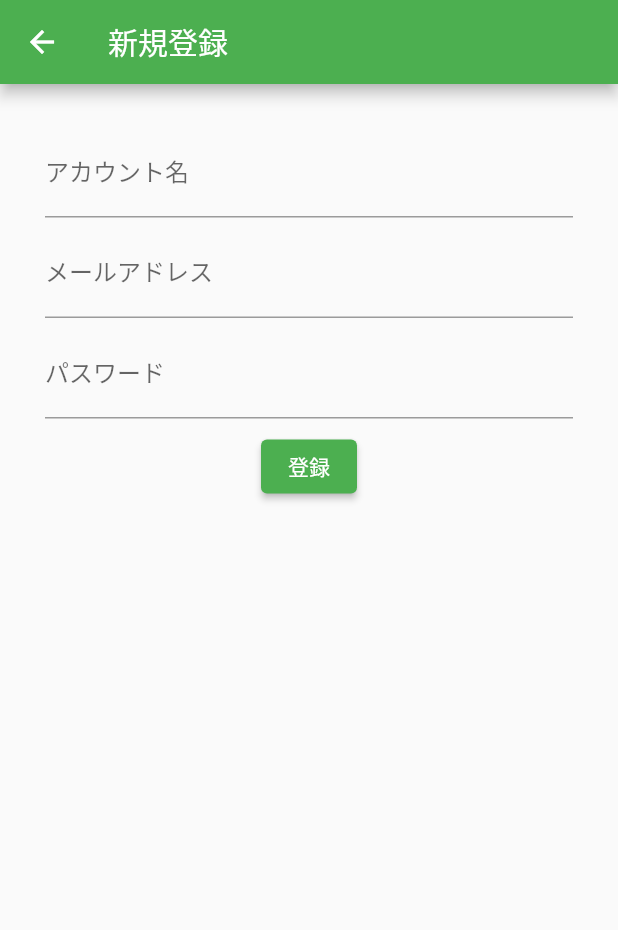
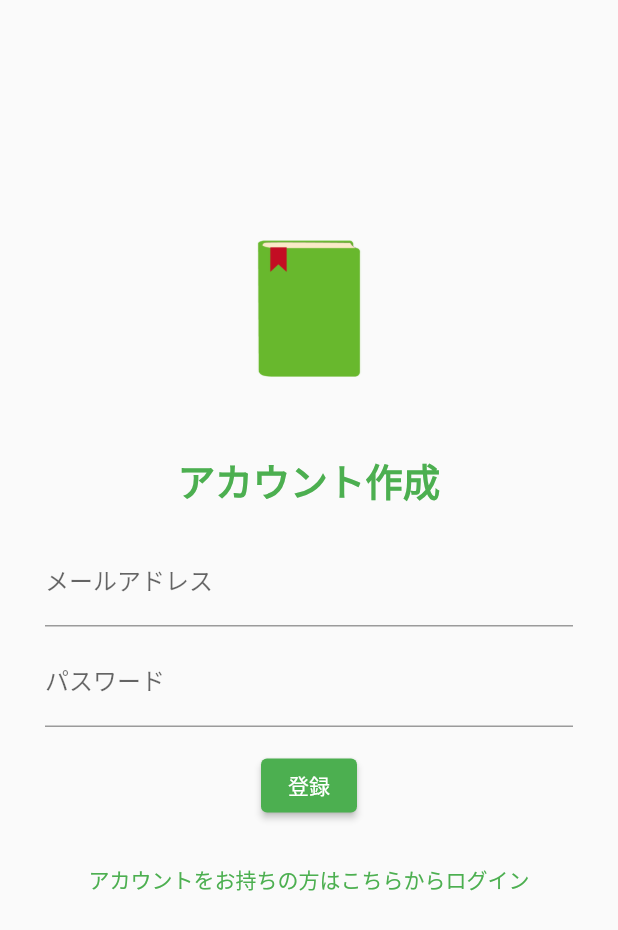
Before and after one commit to kitashio/my-colle-app, a Flutter app: the RegisterPage screen opened directly, on a phone screen of 412 x 824 dp. Shown: the top 930 px of the screen. Run offline on Flutter 3.47's test engine with Material 2 defaults, Android fonts, the phone set to English and light mode, and no system bars.

Commit message:
ユーザー登録・ログイン画面アプデ

```diff
--- a/lib/Top_Page/user_add_page.dart
+++ b/lib/Top_Page/user_add_page.dart
@@ -1,5 +1,6 @@
 import 'package:flutter/cupertino.dart';
 import 'package:flutter/material.dart';
+import 'package:myfirstapp/Top_Page/user_login_page.dart';
 import '../Bottom_Tab_page.dart';
 
 class RegisterPage extends StatelessWidget {
@@ -7,20 +8,22 @@ class RegisterPage extends StatelessWidget {
   @override
   Widget build(BuildContext context) {
     return Scaffold(
-      appBar: AppBar(
-        title: Text('新規登録'),
-      ),
       body: Center(
         child: Container(
-          padding: EdgeInsets.fromLTRB(30, 30, 30, 0),
+          padding: EdgeInsets.fromLTRB(30, 160, 30, 0),
           child: Column(
             children: [
-              TextField(
-                decoration: InputDecoration(labelText: "アカウント名"),
-                onChanged: (String value) {
-                },
+              Image.asset('assets/book.png',
+              width: 70,),
+              const SizedBox(height: 50),
+              Text('アカウント作成',
+              style: TextStyle(
+                color: Colors.green,
+              fontSize: 25,
+                fontWeight: FontWeight.bold,
               ),
-              const SizedBox(height: 8),
+              ),
+              const SizedBox(height: 20),
               TextField(
                 decoration: InputDecoration(labelText: "メールアドレス"),
                 onChanged: (String value) {
@@ -33,7 +36,7 @@ class RegisterPage extends StatelessWidget {
                 onChanged: (String value) {
                 },
               ),
-              const SizedBox(height: 8),
+              const SizedBox(height: 15),
               ElevatedButton(
                 onPressed: () {
                   Navigator.push(
@@ -43,6 +46,16 @@ class RegisterPage extends StatelessWidget {
                 },
                 child: Text("登録"),
               ),
+              const SizedBox(height: 15),
+              TextButton(
+                  onPressed: (){
+                    Navigator.push(
+                      context,
+                      MaterialPageRoute(builder: (context) => LoginPage()),
+                    );
+                    },
+                  child: Text('アカウントをお持ちの方はこちらからログイン'),
+              ),
             ],
           ),
         ),
--- a/lib/main.dart
+++ b/lib/main.dart
@@ -1,6 +1,5 @@
 import 'package:flutter/material.dart';
-import 'Top_Page/top_page.dart';
-import 'Top_Page/top_user_page.dart';
+import 'Top_Page/user_add_page.dart';
 
 void main() {
   runApp(MyApp());
@@ -15,7 +14,7 @@ class MyApp extends StatelessWidget {
       theme: ThemeData(
         primarySwatch: Colors.green,
       ),
-      home: TopUserPage(),
+      home: RegisterPage(),
     );
   }
 }
```
Also changed, not shown: lib/Books_Page/list_detail.page.dart (added, +30 -0 lines), lib/Books_Page/my_list_page.dart (+8 -1 lines), lib/Top_Page/user_login_page.dart (+23 -5 lines).
